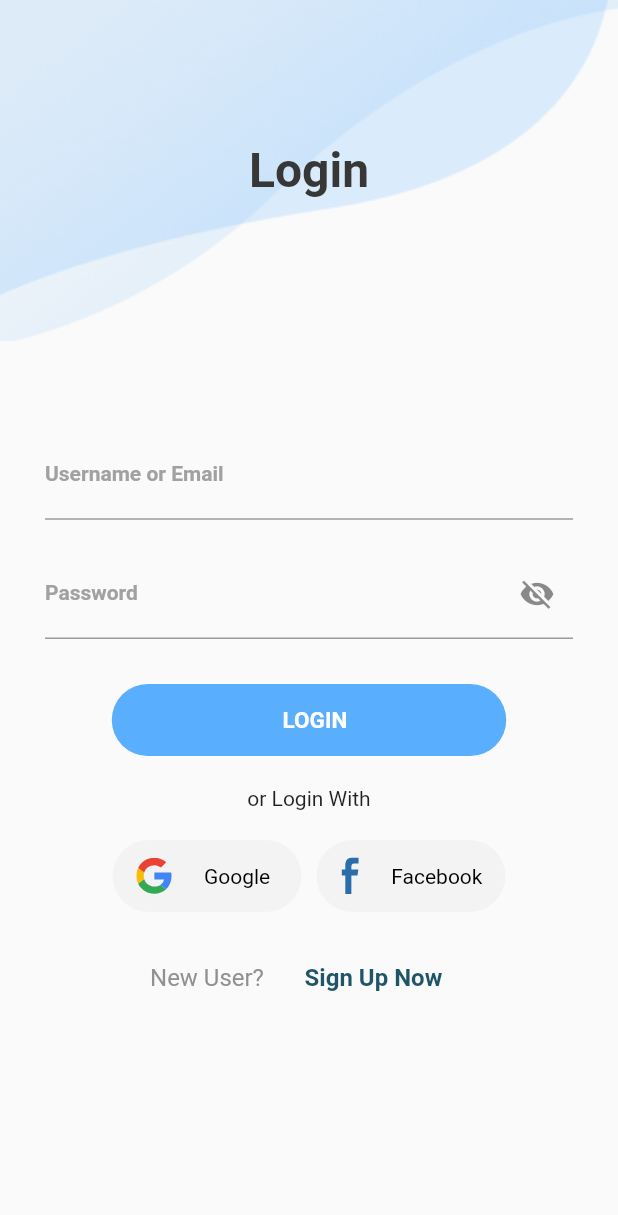
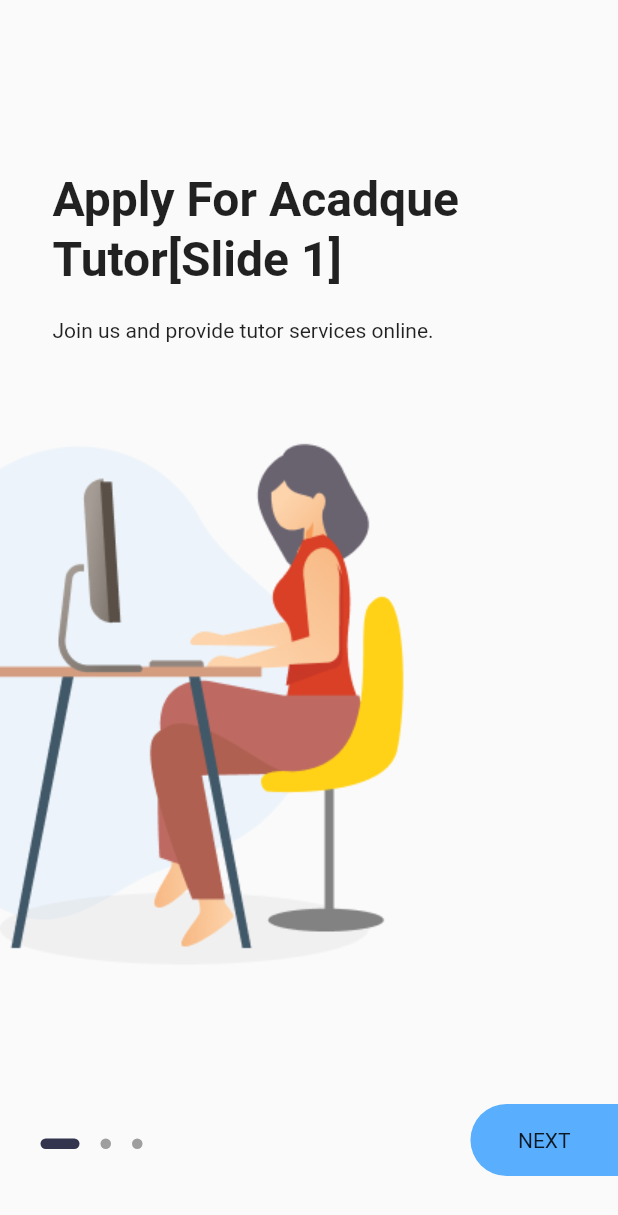
Before and after one commit to gautam232019/acadque_teacher, a Flutter app: the screen it shows after launch, on a phone screen of 412 x 824 dp. Shown: the top 1215 px of the screen. Run offline on Flutter 3.47's test engine with Material 2 defaults, Android fonts, the light colour scheme and no system bars; drawn by our look-alikes of oktoast; our stand-ins replace dio, fl_chart, flutter_svg, get_storage, image_picker, jiffy and 1 more; missing offline and left inert: jwt_decode; accounts and stored records are empty; project files that could hold a hidden picture were left out.

Commit message:
walkthrough screens added

```diff
--- /dev/null
+++ b/lib/common/ui/side_list.dart
@@ -0,0 +1,30 @@
+import 'package:flutter/material.dart';
+
+class Slide {
+  final String imageUrl;
+  final String title;
+  final String description;
+
+  Slide({
+    required this.imageUrl,
+    required this.title,
+    required this.description,
+  });
+}
+
+final slideList = [
+  Slide(
+    imageUrl: 'assets/images/girl.png',
+    title: 'Apply For Acadque\nTutor[Slide 1]',
+    description: 'Join us and provide tutor services online.',
+  ),
+  Slide(
+      imageUrl: 'assets/images/girl.png',
+      title: 'Apply For Acadque\nTutor[Slide 2]',
+      description: 'Join us and provide tutor services online.'),
+  Slide(
+    imageUrl: 'assets/images/girl.png',
+    title: 'Apply For Acadque\nTutor[Slide 3]',
+    description: 'Join us and provide tutor services online.',
+  ),
+];
--- /dev/null
+++ b/lib/common/ui/slide_dots.dart
@@ -0,0 +1,21 @@
+import 'package:flutter/material.dart';
+
+class SlideDots extends StatelessWidget {
+  bool isActive;
+
+  SlideDots(this.isActive);
+
+  @override
+  Widget build(BuildContext context) {
+    return AnimatedContainer(
+      duration: Duration(milliseconds: 150),
+      margin: const EdgeInsets.symmetric(horizontal: 7),
+      height: isActive ? 7 : 7,
+      width: isActive ? 26 : 7,
+      decoration: BoxDecoration(
+        color: isActive ? Color(0xFF33354E) : Colors.grey,
+        borderRadius: BorderRadius.all(Radius.circular(12)),
+      ),
+    );
+  }
+}
--- /dev/null
+++ b/lib/common/ui/slide_item.dart
@@ -0,0 +1,53 @@
+import 'package:acadque_teacher/common/ui/side_list.dart';
+import 'package:flutter/material.dart';
+
+class SlideItem extends StatelessWidget {
+  final int index;
+
+  SlideItem(this.index);
+
+  @override
+  Widget build(BuildContext context) {
+    return Padding(
+      padding: const EdgeInsets.only(top: 112),
+      child: Column(
+        crossAxisAlignment: CrossAxisAlignment.start,
+        children: <Widget>[
+          Padding(
+            padding: const EdgeInsets.only(left: 35),
+            child: Column(
+              crossAxisAlignment: CrossAxisAlignment.start,
+              children: [
+                Text(
+                  slideList[index].title,
+                  style: TextStyle(
+                      fontFamily: 'Roboto',
+                      fontSize: 32,
+                      fontWeight: FontWeight.bold,
+                      height: 1.25),
+                ),
+                SizedBox(
+                  height: 20,
+                ),
+                Text(
+                  slideList[index].description,
+                  style: TextStyle(
+                      fontFamily: 'Roboto',
+                      fontSize: 14,
+                      fontWeight: FontWeight.normal),
+                ),
+              ],
+            ),
+          ),
+          Padding(
+            padding: const EdgeInsets.only(top: 60, left: 0),
+            child: Image.asset(
+              slideList[index].imageUrl,
+              fit: BoxFit.cover,
+            ),
+          )
+        ],
+      ),
+    );
+  }
+}
--- a/lib/core/services/local_storage_service.dart
+++ b/lib/core/services/local_storage_service.dart
@@ -2,6 +2,7 @@ import 'package:get_storage/get_storage.dart';
 
 class LocalStorageKeys {
   static const accessToken = "token";
+  static const firstTime = "firstTime";
 }
 
 class LocalStorageService {
--- a/lib/main.dart
+++ b/lib/main.dart
@@ -1,9 +1,12 @@
+import 'package:acadque_teacher/core/services/local_storage_service.dart';
 import 'package:acadque_teacher/modules/answer_screen/answer_screen.dart';
 import 'package:acadque_teacher/modules/answer_screen/answer_state.dart';
 import 'package:acadque_teacher/modules/appointment_detail/appointment_detail_screen.dart';
 import 'package:acadque_teacher/modules/appointment_detail/appointment_detail_state.dart';
 import 'package:acadque_teacher/modules/available_question_screen/available_question_screen.dart';
 import 'package:acadque_teacher/modules/available_question_screen/available_question_state.dart';
+import 'package:acadque_teacher/modules/front_screen/front_screen.dart';
+import 'package:acadque_teacher/modules/front_screen/front_state.dart';
 import 'package:acadque_teacher/modules/login/login_screen.dart';
 import 'package:acadque_teacher/modules/login/login_state.dart';
 import 'package:acadque_teacher/modules/notification/notification_screen.dart';
@@ -34,6 +37,14 @@ class App extends StatelessWidget {
 
   @override
   Widget build(BuildContext context) {
+    final data = LocalStorageService().read(LocalStorageKeys.firstTime);
+    bool isFirstTime = false;
+    if (data == null) {
+      isFirstTime = true;
+      LocalStorageService().write(LocalStorageKeys.firstTime, "no");
+    } else {
+      isFirstTime = false;
+    }
     return OKToast(
       child: MaterialApp(
         key: navigatorKey,
@@ -74,8 +85,12 @@ class App extends StatelessWidget {
                 create: (_) => NotificationState(),
                 child: const NotificationScreen(),
               ),
+          '/front': (context) => ChangeNotifierProvider(
+                create: (_) => FrontState(),
+                child: const FrontScreen(),
+              ),
         },
-        initialRoute: '/splash',
+        initialRoute: isFirstTime ? "/front" : "/splash",
         debugShowCheckedModeBanner: false,
       ),
     );
--- /dev/null
+++ b/lib/modules/front_screen/front_screen.dart
@@ -0,0 +1,112 @@
+import 'package:acadque_teacher/common/ui/side_list.dart';
+import 'package:acadque_teacher/common/ui/slide_dots.dart';
+import 'package:acadque_teacher/common/ui/slide_item.dart';
+import 'package:acadque_teacher/common/utils/colors_util.dart';
+import 'package:flutter/material.dart';
+
+class FrontScreen extends StatefulWidget {
+  const FrontScreen({Key? key}) : super(key: key);
+
+  @override
+  _WalkthroughScreenState createState() => _WalkthroughScreenState();
+}
+
+class _WalkthroughScreenState extends State<FrontScreen> {
+  int _currentPage = 0;
+  final PageController _pageController = PageController(initialPage: 0);
+
+  @override
+  void initState() {
+    super.initState();
+  }
+
+  @override
+  void dispose() {
+    super.dispose();
+    _pageController.dispose();
+  }
+
+  _onPageChanged(int index) {
+    setState(() {
+      _currentPage = index;
+    });
+  }
+
+  @override
+  Widget build(BuildContext context) {
+    return Scaffold(
+      body: Column(
+        crossAxisAlignment: CrossAxisAlignment.start,
+        children: [
+          Expanded(
+            child: Stack(
+              alignment: AlignmentDirectional.bottomCenter,
+              children: <Widget>[
+                PageView.builder(
+                  scrollDirection: Axis.horizontal,
+                  controller: _pageController,
+                  onPageChanged: _onPageChanged,
+                  itemCount: slideList.length,
+                  itemBuilder: (ctx, i) => SlideItem(i),
+                ),
+                Row(
+                  crossAxisAlignment: CrossAxisAlignment.center,
+                  mainAxisAlignment: MainAxisAlignment.spaceBetween,
+                  children: [
+                    Padding(
+                      padding: const EdgeInsets.only(left: 20.0),
+                      child: Stack(
+                        alignment: AlignmentDirectional.topStart,
+                        children: <Widget>[
+                          Container(
+                            margin: const EdgeInsets.only(bottom: 35),
+                            child: Row(
+                              mainAxisSize: MainAxisSize.min,
+                              mainAxisAlignment: MainAxisAlignment.center,
+                              children: <Widget>[
+                                for (int i = 0; i < slideList.length; i++)
+                                  if (i == _currentPage)
+                                    SlideDots(true)
+                                  else
+                                    SlideDots(false)
+                              ],
+                            ),
+                          )
+                        ],
+                      ),
+                    ),
+                    Padding(
+                      padding: const EdgeInsets.only(bottom: 40),
+                      child: GestureDetector(
+                        onTap: () {
+                          Navigator.pushNamedAndRemoveUntil(
+                              context, "/login", (route) => false);
+                        },
+                        child: Container(
+                          height: 48,
+                          width: 98.36,
+                          decoration: const BoxDecoration(
+                            color: colorPrimary,
+                            borderRadius: BorderRadius.only(
+                              topLeft: Radius.circular(30.0),
+                              topRight: Radius.zero,
+                              bottomLeft: Radius.circular(30.0),
+                              bottomRight: Radius.zero,
+                            ),
+                          ),
+                          child: const Center(
+                            child: Text('NEXT'),
+                          ),
+                        ),
+                      ),
+                    )
+                  ],
+                )
+              ],
+            ),
+          )
+        ],
+      ),
+    );
+  }
+}
--- /dev/null
+++ b/lib/modules/front_screen/front_state.dart
@@ -0,0 +1,3 @@
+import 'package:acadque_teacher/core/state/base_state.dart';
+
+class FrontState extends BaseState {}
```
